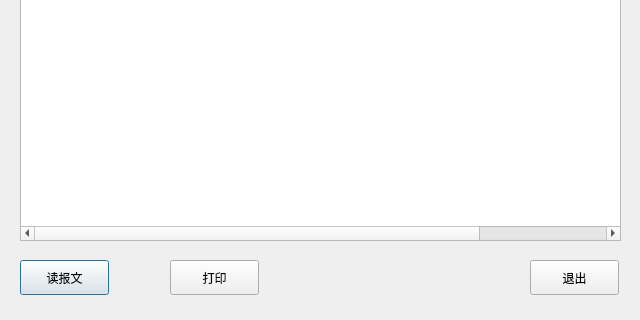
The window that Project/pro/ui/rtu_fieldcheck.ui (Paul3326/FFT_4Qt) describes before a commit, drawn with Qt 5; both pictures show x 0 to 640 and y 160 to 480 of the 640 by 480 pixel window.
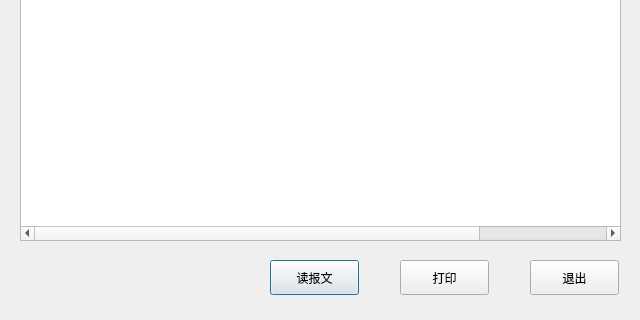
The same window after the commit.

Diff of the .ui file:
```diff
--- a/Project/pro/ui/rtu_fieldcheck.ui
+++ b/Project/pro/ui/rtu_fieldcheck.ui
@@ -163,7 +163,7 @@
   <widget class="QPushButton" name="pb_read">
    <property name="geometry">
     <rect>
-     <x>20</x>
+     <x>270</x>
      <y>420</y>
      <width>89</width>
      <height>35</height>
@@ -176,7 +176,7 @@
   <widget class="QPushButton" name="pb_print">
    <property name="geometry">
     <rect>
-     <x>170</x>
+     <x>400</x>
      <y>420</y>
      <width>89</width>
      <height>35</height>
```
Left out of the diff: 66 changed lines with no effect on the pictures.
